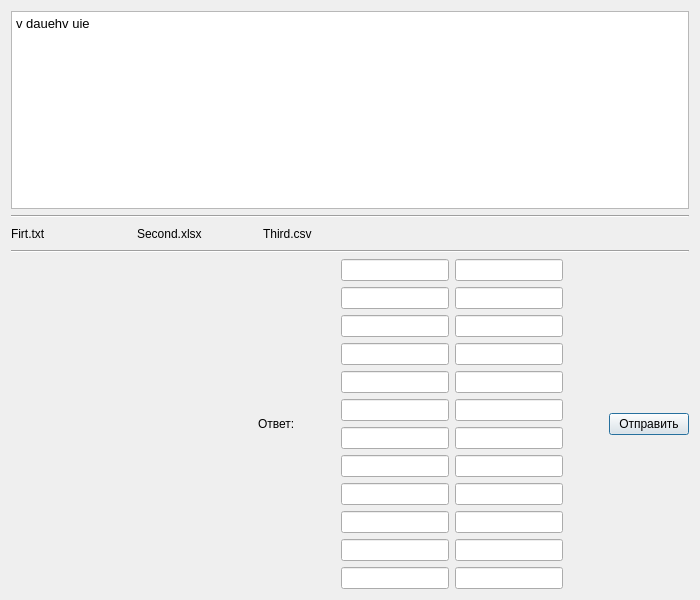
Before: the Qt Designer form Forms/Task.ui in NightSkumbry/ege_app_client, drawn with Qt 5.
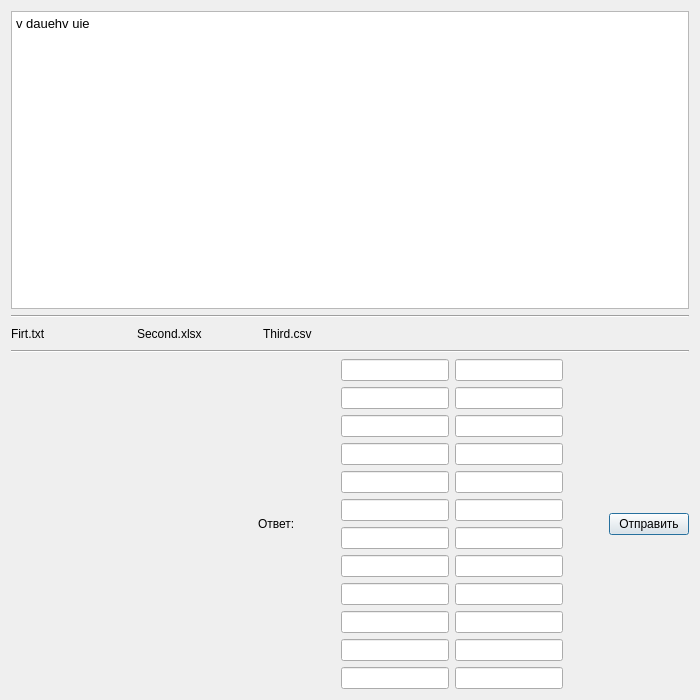
After: the same form once the commit is applied.

```diff
--- a/Forms/Task.ui
+++ b/Forms/Task.ui
@@ -7,7 +7,7 @@
     <x>0</x>
     <y>0</y>
     <width>700</width>
-    <height>600</height>
+    <height>700</height>
    </rect>
   </property>
   <property name="windowTitle">
@@ -18,13 +18,10 @@
     <widget class="QTextBrowser" name="task_text">
      <property name="html">
       <string>&lt;!DOCTYPE HTML PUBLIC &quot;-//W3C//DTD HTML 4.0//EN&quot; &quot;http://www.w3.org/TR/REC-html40/strict.dtd&quot;&gt;
-&lt;html&gt;&lt;head&gt;&lt;meta name=&quot;qrichtext&quot; content=&quot;1&quot; /&gt;&lt;meta charset=&quot;utf-8&quot; /&gt;&lt;style type=&quot;text/css&quot;&gt;
+&lt;html&gt;&lt;head&gt;&lt;meta name=&quot;qrichtext&quot; content=&quot;1&quot; /&gt;&lt;style type=&quot;text/css&quot;&gt;
 p, li { white-space: pre-wrap; }
-hr { height: 1px; border-width: 0; }
-li.unchecked::marker { content: &quot;\2610&quot;; }
-li.checked::marker { content: &quot;\2612&quot;; }
-&lt;/style&gt;&lt;/head&gt;&lt;body style=&quot; font-family:'Ubuntu'; font-size:10pt; font-weight:400; font-style:normal;&quot;&gt;
-&lt;p style=&quot; margin-top:0px; margin-bottom:0px; margin-left:0px; margin-right:0px; -qt-block-indent:0; text-indent:0px;&quot;&gt;v dauehv uie&lt;/p&gt;&lt;/body&gt;&lt;/html&gt;</string>
+&lt;/style&gt;&lt;/head&gt;&lt;body style=&quot; font-family:'Noto Sans'; font-size:10pt; font-weight:400; font-style:normal;&quot;&gt;
+&lt;p style=&quot; margin-top:0px; margin-bottom:0px; margin-left:0px; margin-right:0px; -qt-block-indent:0; text-indent:0px;&quot;&gt;&lt;span style=&quot; font-family:'Ubuntu';&quot;&gt;v dauehv uie&lt;/span&gt;&lt;/p&gt;&lt;/body&gt;&lt;/html&gt;</string>
      </property>
     </widget>
    </item>
```
